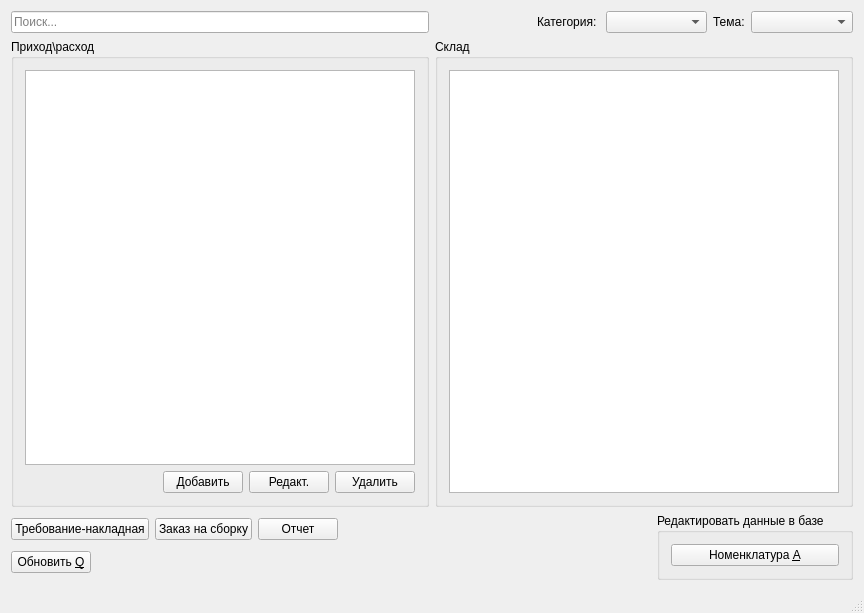
Above: mainwindow.ui from igrekus/depot before the change. Below: the same form after it.
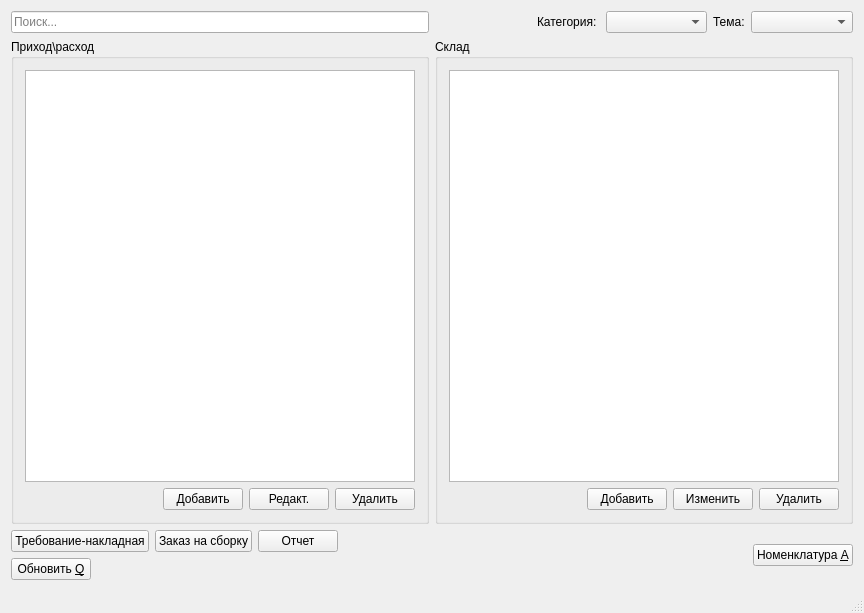
That is the form after the change.

Patch:
```diff
--- a/mainwindow.ui
+++ b/mainwindow.ui
@@ -17,63 +17,6 @@
    <layout class="QVBoxLayout" name="verticalLayout_4">
     <item>
      <layout class="QGridLayout" name="gridLayout">
-      <item row="1" column="0">
-       <widget class="QGroupBox" name="groupBox_2">
-        <property name="title">
-         <string>Приход\расход</string>
-        </property>
-        <layout class="QVBoxLayout" name="verticalLayout">
-         <item>
-          <widget class="QTableView" name="tableTransact"/>
-         </item>
-         <item>
-          <layout class="QHBoxLayout" name="horizontalLayout_6">
-           <item>
-            <spacer name="horizontalSpacer_3">
-             <property name="orientation">
-              <enum>Qt::Horizontal</enum>
-             </property>
-             <property name="sizeHint" stdset="0">
-              <size>
-               <width>40</width>
-               <height>20</height>
-              </size>
-             </property>
-            </spacer>
-           </item>
-           <item>
-            <widget class="QPushButton" name="pushButton_2">
-             <property name="text">
-              <string>Добавить</string>
-             </property>
-            </widget>
-           </item>
-           <item>
-            <widget class="QPushButton" name="pushButton_8">
-             <property name="text">
-              <string>Редакт.</string>
-             </property>
-            </widget>
-           </item>
-           <item>
-            <widget class="QPushButton" name="pushButton_3">
-             <property name="text">
-              <string>Удалить</string>
-             </property>
-            </widget>
-           </item>
-          </layout>
-         </item>
-        </layout>
-       </widget>
-      </item>
-      <item row="0" column="0">
-       <widget class="QLineEdit" name="editSearch">
-        <property name="placeholderText">
-         <string>Поиск...</string>
-        </property>
-       </widget>
-      </item>
       <item row="0" column="1">
        <layout class="QHBoxLayout" name="horizontalLayout_2">
         <item>
@@ -137,6 +80,56 @@
         </item>
        </layout>
       </item>
+      <item row="1" column="0">
+       <widget class="QGroupBox" name="groupBox_2">
+        <property name="title">
+         <string>Приход\расход</string>
+        </property>
+        <layout class="QVBoxLayout" name="verticalLayout">
+         <item>
+          <widget class="QTableView" name="tableTransact"/>
+         </item>
+         <item>
+          <layout class="QHBoxLayout" name="horizontalLayout_6">
+           <item>
+            <spacer name="horizontalSpacer_3">
+             <property name="orientation">
+              <enum>Qt::Horizontal</enum>
+             </property>
+             <property name="sizeHint" stdset="0">
+              <size>
+               <width>40</width>
+               <height>20</height>
+              </size>
+             </property>
+            </spacer>
+           </item>
+           <item>
+            <widget class="QPushButton" name="btnAddTransact">
+             <property name="text">
+              <string>Добавить</string>
+             </property>
+            </widget>
+           </item>
+           <item>
+            <widget class="QPushButton" name="btnEditTransact">
+             <property name="text">
+              <string>Редакт.</string>
+             </property>
+            </widget>
+           </item>
+           <item>
+            <widget class="QPushButton" name="btnDelTransact">
+             <property name="text">
+              <string>Удалить</string>
+             </property>
+            </widget>
+           </item>
+          </layout>
+         </item>
+        </layout>
+       </widget>
+      </item>
       <item row="1" column="1">
        <widget class="QGroupBox" name="groupBox">
         <property name="title">
@@ -146,13 +139,58 @@
          <item>
           <widget class="QTreeView" name="treeStock"/>
          </item>
+         <item>
+          <layout class="QHBoxLayout" name="horizontalLayout">
+           <item>
+            <spacer name="horizontalSpacer_4">
+             <property name="orientation">
+              <enum>Qt::Horizontal</enum>
+             </property>
+             <property name="sizeHint" stdset="0">
+              <size>
+               <width>40</width>
+               <height>20</height>
+              </size>
+             </property>
+            </spacer>
+           </item>
+           <item>
+            <widget class="QPushButton" name="btnAddStock">
+             <property name="text">
+              <string>Добавить</string>
+             </property>
+            </widget>
+           </item>
+           <item>
+            <widget class="QPushButton" name="btnEditStock">
+             <property name="text">
+              <string>Изменить</string>
+             </property>
+            </widget>
+           </item>
+           <item>
+            <widget class="QPushButton" name="btnDelStock">
+             <property name="text">
+              <string>Удалить</string>
+             </property>
+            </widget>
+           </item>
+          </layout>
+         </item>
         </layout>
        </widget>
       </item>
+      <item row="0" column="0">
+       <widget class="QLineEdit" name="editSearch">
+        <property name="placeholderText">
+         <string>Поиск...</string>
+        </property>
+       </widget>
+      </item>
      </layout>
     </item>
     <item>
-     <layout class="QHBoxLayout" name="horizontalLayout">
+     <layout class="QHBoxLayout" name="horizontalLayout_3">
       <item>
        <layout class="QVBoxLayout" name="verticalLayout_3">
         <item>
@@ -223,19 +261,10 @@
        </layout>
       </item>
       <item>
-       <widget class="QGroupBox" name="groupBox_3">
-        <property name="title">
-         <string>Редактировать данные в базе</string>
+       <widget class="QPushButton" name="btnInventoryEditor">
+        <property name="text">
+         <string>Номенклатура &amp;A</string>
         </property>
-        <layout class="QGridLayout" name="gridLayout_2">
-         <item row="0" column="0">
-          <widget class="QPushButton" name="btnInventoryEditor">
-           <property name="text">
-            <string>Номенклатура &amp;A</string>
-           </property>
-          </widget>
-         </item>
-        </layout>
        </widget>
       </item>
      </layout>
```
